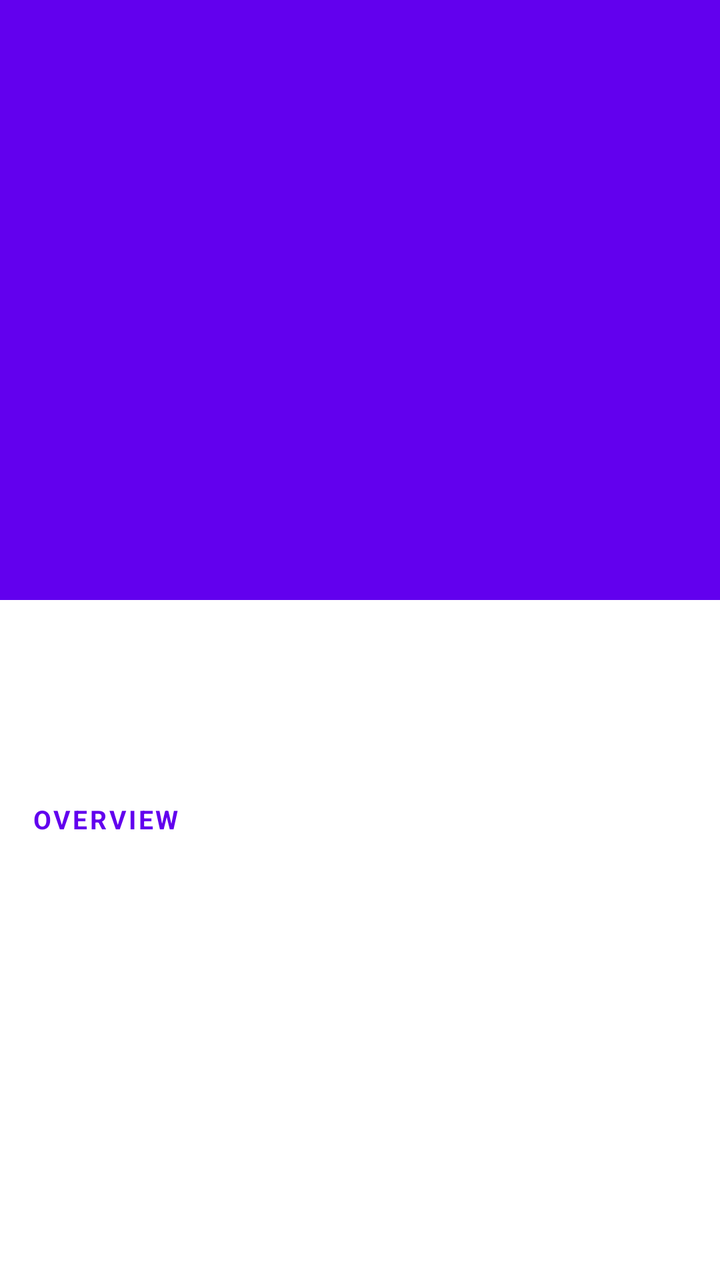
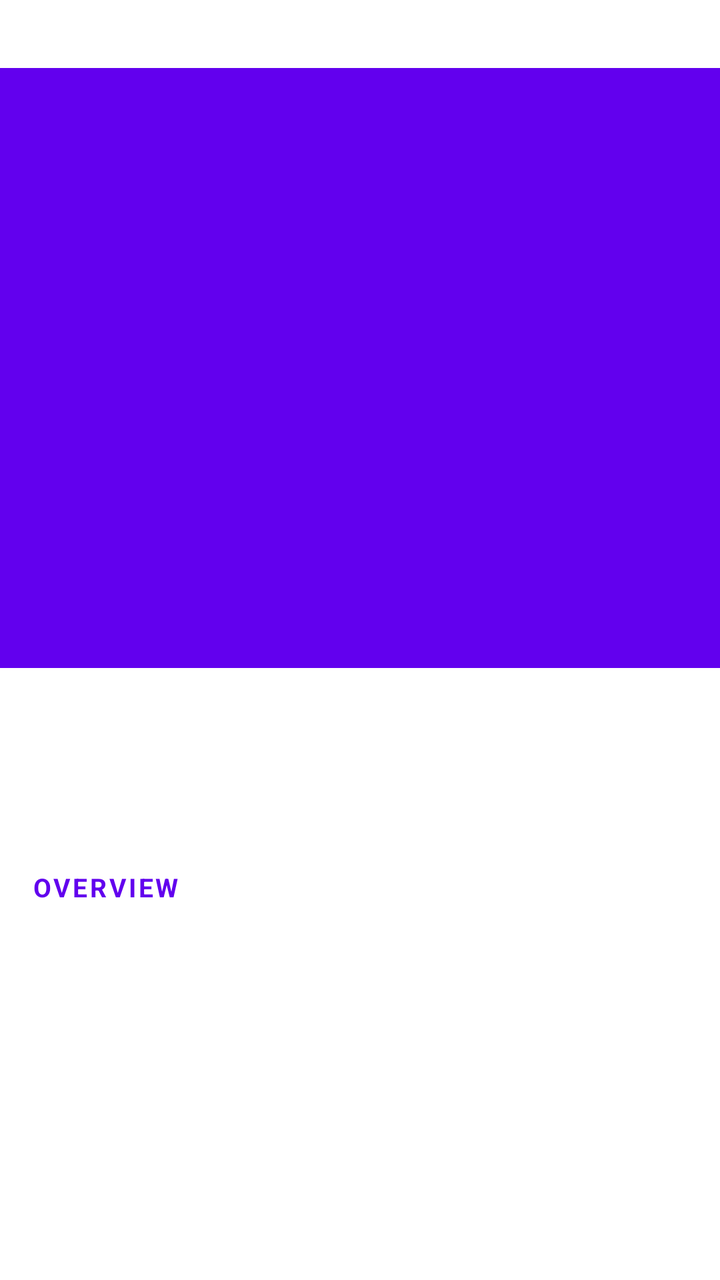

Before-and-after screenshots of an Android layout around one commit, followed by the original layout XML and the change that was made.
<!-- AndroidManifest.xml: application theme Theme.CineFind -->
<!-- res/layout/activity_movie.xml -->
<?xml version="1.0" encoding="utf-8"?>
<androidx.constraintlayout.widget.ConstraintLayout
    xmlns:android="http://schemas.android.com/apk/res/android"
    xmlns:app="http://schemas.android.com/apk/res-auto"
    android:layout_width="match_parent"
    android:layout_height="match_parent"
    android:fitsSystemWindows="true">

    <androidx.core.widget.NestedScrollView
        android:id="@+id/scrollView"
        android:layout_width="0dp"
        android:layout_height="0dp"
        app:layout_constraintTop_toTopOf="parent"
        app:layout_constraintBottom_toBottomOf="parent"
        app:layout_constraintStart_toStartOf="parent"
        app:layout_constraintEnd_toEndOf="parent">

        <androidx.constraintlayout.widget.ConstraintLayout
            android:layout_width="match_parent"
            android:layout_height="wrap_content">

            
            <ImageView
                android:id="@+id/bannerView"
                android:layout_width="0dp"
                android:layout_height="300dp"
                android:scaleType="centerCrop"
                android:background="?attr/colorPrimary"
                app:layout_constraintTop_toTopOf="parent"
                app:layout_constraintStart_toStartOf="parent"
                app:layout_constraintEnd_toEndOf="parent" />

            <TextView
                android:id="@+id/tvTitle"
                android:layout_width="0dp"
                android:layout_height="wrap_content"
                android:layout_marginStart="16dp"
                android:layout_marginEnd="16dp"
                android:layout_marginTop="20dp"
                android:textSize="24sp"
                android:textStyle="bold"
                android:textColor="?attr/colorOnSurface"
                app:layout_constraintTop_toBottomOf="@id/bannerView"
                app:layout_constraintStart_toStartOf="parent"
                app:layout_constraintEnd_toEndOf="parent" />

            <TextView
                android:id="@+id/tvRating"
                android:layout_width="0dp"
                android:layout_height="wrap_content"
                android:layout_marginStart="16dp"
                android:layout_marginEnd="16dp"
                android:layout_marginTop="8dp"
                android:textSize="15sp"
                android:textColor="?attr/colorPrimary"
                android:textStyle="bold"
                app:layout_constraintTop_toBottomOf="@id/tvTitle"
                app:layout_constraintStart_toStartOf="parent"
                app:layout_constraintEnd_toEndOf="parent" />

            <TextView
                android:id="@+id/tvOverviewLabel"
                android:layout_width="0dp"
                android:layout_height="wrap_content"
                android:layout_marginStart="16dp"
                android:layout_marginEnd="16dp"
                android:layout_marginTop="20dp"
                android:text="Overview"
                android:textSize="13sp"
                android:textStyle="bold"
                android:textAllCaps="true"
                android:letterSpacing="0.1"
                android:textColor="?attr/colorPrimary"
                app:layout_constraintTop_toBottomOf="@id/tvRating"
                app:layout_constraintStart_toStartOf="parent"
                app:layout_constraintEnd_toEndOf="parent" />

            <TextView
                android:id="@+id/tvOverview"
                android:layout_width="0dp"
                android:layout_height="wrap_content"
                android:layout_marginStart="16dp"
                android:layout_marginEnd="16dp"
                android:layout_marginTop="8dp"
                android:layout_marginBottom="32dp"
                android:textSize="15sp"
                android:lineSpacingMultiplier="1.4"
                android:textColor="?attr/colorOnSurface"
                app:layout_constraintTop_toBottomOf="@id/tvOverviewLabel"
                app:layout_constraintStart_toStartOf="parent"
                app:layout_constraintEnd_toEndOf="parent"
                app:layout_constraintBottom_toBottomOf="parent" />

        </androidx.constraintlayout.widget.ConstraintLayout>

    </androidx.core.widget.NestedScrollView>

    
    <ProgressBar
        android:id="@+id/progressBar"
        android:layout_width="wrap_content"
        android:layout_height="wrap_content"
        android:visibility="gone"
        app:layout_constraintTop_toTopOf="parent"
        app:layout_constraintBottom_toBottomOf="parent"
        app:layout_constraintStart_toStartOf="parent"
        app:layout_constraintEnd_toEndOf="parent" />

</androidx.constraintlayout.widget.ConstraintLayout>
<!-- resources referenced by this layout -->
<resources>
  <style name="Theme.CineFind" parent="Theme.MaterialComponents.DayNight.NoActionBar">
          
          <item name="colorPrimary">@color/purple_500</item>
          <item name="colorPrimaryVariant">@color/purple_700</item>
          <item name="colorOnPrimary">@color/white</item>
          
          <item name="colorSecondary">@color/teal_200</item>
          <item name="colorSecondaryVariant">@color/teal_700</item>
          <item name="colorOnSecondary">@color/black</item>
          
          <item name="android:statusBarColor">?attr/colorPrimaryVariant</item>
          
      </style>
  <color name="purple_500">#FF6200EE</color>
  <color name="purple_700">#FF3700B3</color>
  <color name="white">#FFFFFFFF</color>
  <color name="teal_200">#FF03DAC5</color>
  <color name="teal_700">#FF018786</color>
  <color name="black">#FF000000</color>
</resources>

<!-- the commit's change to res/layout/activity_movie.xml (unified diff, before → after) -->
@@ -6,18 +6,32 @@
     android:layout_height="match_parent"
     android:fitsSystemWindows="true">
 
+    <androidx.recyclerview.widget.RecyclerView
+        android:id="@+id/rvGenres"
+        android:layout_width="0dp"
+        android:layout_height="wrap_content"
+        android:paddingStart="16dp"
+        android:paddingEnd="16dp"
+        android:paddingTop="12dp"
+        android:paddingBottom="12dp"
+        android:clipToPadding="false"
+        app:layout_constraintTop_toTopOf="parent"
+        app:layout_constraintStart_toStartOf="parent"
+        app:layout_constraintEnd_toEndOf="parent" />
+
     <androidx.core.widget.NestedScrollView
         android:id="@+id/scrollView"
         android:layout_width="0dp"
         android:layout_height="0dp"
-        app:layout_constraintTop_toTopOf="parent"
+        app:layout_constraintTop_toBottomOf="@id/rvGenres"
         app:layout_constraintBottom_toBottomOf="parent"
         app:layout_constraintStart_toStartOf="parent"
         app:layout_constraintEnd_toEndOf="parent">
 
         <androidx.constraintlayout.widget.ConstraintLayout
             android:layout_width="match_parent"
-            android:layout_height="wrap_content">
+            android:layout_height="wrap_content"
+            android:layout_marginTop="10dp">
 
             
             <ImageView
